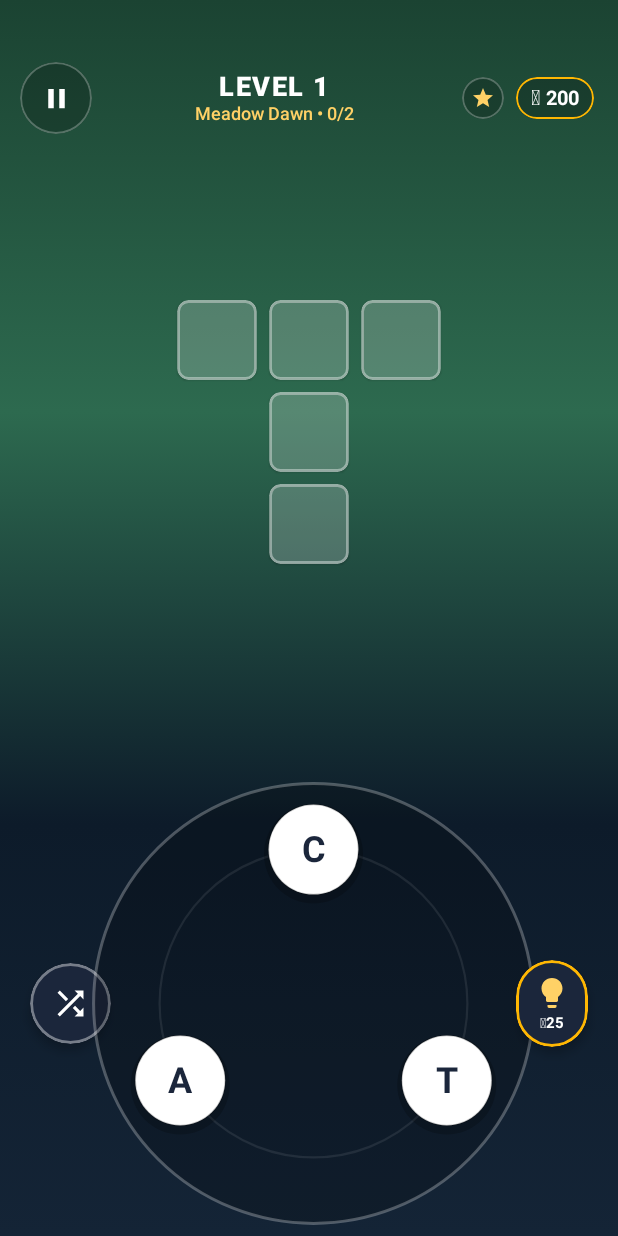
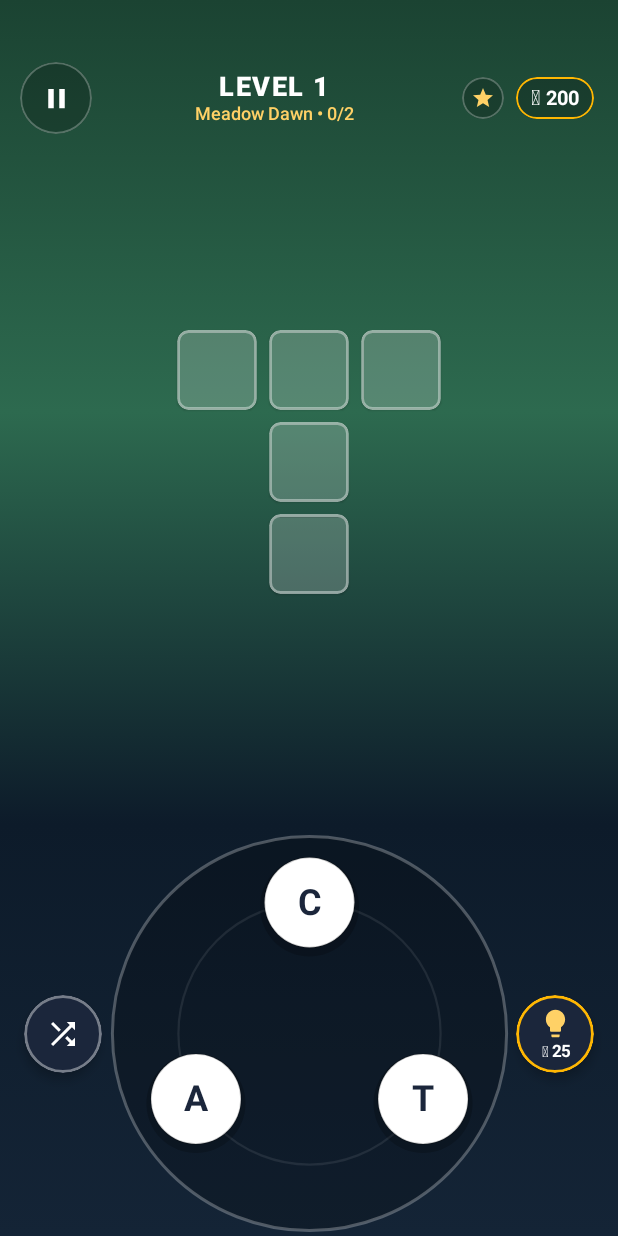
Before and after one commit to nick1947-work/wordcraft, an Android app built with Jetpack Compose: the screen it shows after launch (MainActivity), after a tap on "PLAY", on a phone screen of 412 x 824 dp. Run offline under Robolectric (Android 15) with nearby library versions, the phone set to English and light mode, and no system bars.

Commit message:
fix(hint): fix hint button layout clipping, unrevealed cell targeting, and optimize codebase with ponytail principles

```diff
--- a/app/src/main/java/com/wordcraft/game/ui/components/ActionControls.kt
+++ b/app/src/main/java/com/wordcraft/game/ui/components/ActionControls.kt
@@ -3,13 +3,14 @@ package com.wordcraft.game.ui.components
 import androidx.compose.foundation.background
 import androidx.compose.foundation.border
 import androidx.compose.foundation.clickable
+import androidx.compose.foundation.layout.Arrangement
 import androidx.compose.foundation.layout.Box
 import androidx.compose.foundation.layout.Column
 import androidx.compose.foundation.layout.Row
 import androidx.compose.foundation.layout.Spacer
 import androidx.compose.foundation.layout.height
-import androidx.compose.foundation.layout.padding
 import androidx.compose.foundation.layout.size
+import androidx.compose.foundation.layout.width
 import androidx.compose.foundation.shape.CircleShape
 import androidx.compose.material.icons.Icons
 import androidx.compose.material.icons.filled.Lightbulb
@@ -35,7 +36,7 @@ fun ShuffleButton(
 ) {
     Box(
         modifier = modifier
-            .size(54.dp)
+            .size(52.dp)
             .shadow(4.dp, CircleShape)
             .clip(CircleShape)
             .background(Color(0xFF1B263B))
@@ -47,7 +48,7 @@ fun ShuffleButton(
             imageVector = Icons.Default.Shuffle,
             contentDescription = "Shuffle Letters",
             tint = Color.White,
-            modifier = Modifier.size(26.dp)
+            modifier = Modifier.size(24.dp)
         )
     }
 }
@@ -61,7 +62,7 @@ fun HintButton(
 ) {
     Box(
         modifier = modifier
-            .size(58.dp)
+            .size(52.dp)
             .shadow(4.dp, CircleShape)
             .clip(CircleShape)
             .background(if (canAfford) Color(0xFF1B263B) else Color(0xFF263238))
@@ -70,24 +71,29 @@ fun HintButton(
         contentAlignment = Alignment.Center
     ) {
         Column(
-            horizontalAlignment = Alignment.CenterHorizontally
+            horizontalAlignment = Alignment.CenterHorizontally,
+            verticalArrangement = Arrangement.Center
         ) {
             Icon(
                 imageVector = Icons.Default.Lightbulb,
                 contentDescription = "Reveal Hint",
                 tint = if (canAfford) BrightGold else Color.Gray,
-                modifier = Modifier.size(24.dp)
+                modifier = Modifier.size(22.dp)
             )
-            Spacer(modifier = Modifier.height(2.dp))
-            Row(verticalAlignment = Alignment.CenterVertically) {
+            Spacer(modifier = Modifier.height(1.dp))
+            Row(
+                verticalAlignment = Alignment.CenterVertically,
+                horizontalArrangement = Arrangement.Center
+            ) {
                 Text(
                     text = "🪙",
-                    fontSize = 9.sp
+                    fontSize = 10.sp
                 )
+                Spacer(modifier = Modifier.width(2.dp))
                 Text(
                     text = cost.toString(),
                     color = if (canAfford) Color.White else Color.Gray,
-                    fontSize = 10.sp,
+                    fontSize = 11.sp,
                     fontWeight = FontWeight.Bold
                 )
             }
--- a/app/src/main/java/com/wordcraft/game/ui/components/LetterWheel.kt
+++ b/app/src/main/java/com/wordcraft/game/ui/components/LetterWheel.kt
@@ -57,7 +57,7 @@ fun LetterWheel(
     onLetterTouchMove: (pos: Offset, hoveredIndex: Int?) -> Unit,
     onLetterTouchUp: () -> Unit,
     modifier: Modifier = Modifier,
-    wheelSize: Dp = 270.dp
+    wheelSize: Dp = 230.dp
 ) {
     val density = LocalDensity.current
     val wheelSizePx = with(density) { wheelSize.toPx() }
--- a/app/src/main/java/com/wordcraft/game/ui/screens/GameScreen.kt
+++ b/app/src/main/java/com/wordcraft/game/ui/screens/GameScreen.kt
@@ -95,18 +95,12 @@ fun GameScreen(
             Spacer(modifier = Modifier.height(8.dp))
 
             // Bottom Controls Area: Shuffle Button, Letter Wheel, Hint Button
-            Row(
+            Box(
                 modifier = Modifier
                     .fillMaxWidth()
-                    .padding(horizontal = 20.dp),
-                horizontalArrangement = Arrangement.SpaceBetween,
-                verticalAlignment = Alignment.CenterVertically
+                    .padding(horizontal = 16.dp),
+                contentAlignment = Alignment.Center
             ) {
-                // Shuffle Button (Left)
-                ShuffleButton(
-                    onClick = { viewModel.shuffleWheel() }
-                )
-
                 // Circular Letter Wheel (Center)
                 LetterWheel(
                     letters = state.wheelLetters,
@@ -115,14 +109,22 @@ fun GameScreen(
                     shuffleAnimKey = state.shuffleAnimKey,
                     onLetterTouchDown = { idx, pos -> viewModel.onTouchDown(idx, pos) },
                     onLetterTouchMove = { pos, hovered -> viewModel.onTouchMove(pos, hovered) },
-                    onLetterTouchUp = { viewModel.onTouchUp() }
+                    onLetterTouchUp = { viewModel.onTouchUp() },
+                    wheelSize = 230.dp
+                )
+
+                // Shuffle Button (Left)
+                ShuffleButton(
+                    onClick = { viewModel.shuffleWheel() },
+                    modifier = Modifier.align(Alignment.CenterStart)
                 )
 
                 // Hint Button (Right)
                 HintButton(
                     cost = 25,
                     canAfford = state.coins >= 25,
-                    onClick = { viewModel.useHint() }
+                    onClick = { viewModel.useHint() },
+                    modifier = Modifier.align(Alignment.CenterEnd)
                 )
             }
         }
```
Also changed, not shown: app/src/main/java/com/wordcraft/game/MainActivity.kt (+18 -43 lines), app/src/main/java/com/wordcraft/game/audio/SoundEffects.kt (+4 -3 lines), app/src/main/java/com/wordcraft/game/ui/components/CrosswordGrid.kt (+15 -9 lines), app/src/main/java/com/wordcraft/game/viewmodel/GameViewModel.kt (+16 -26 lines), 2 other files.
